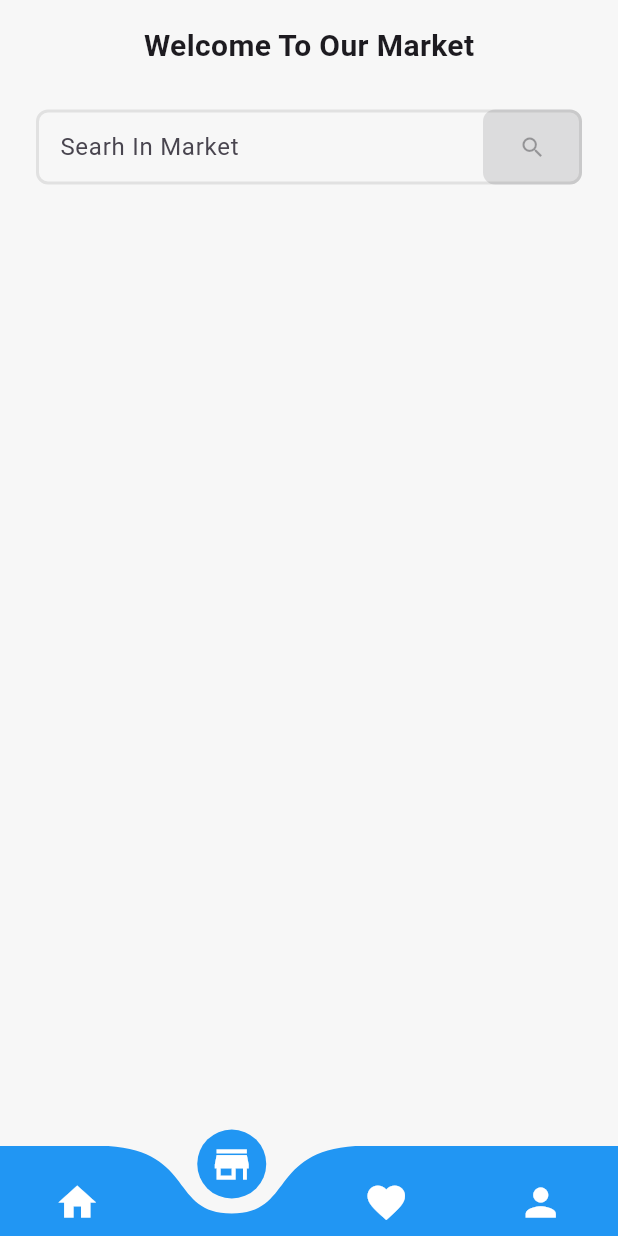
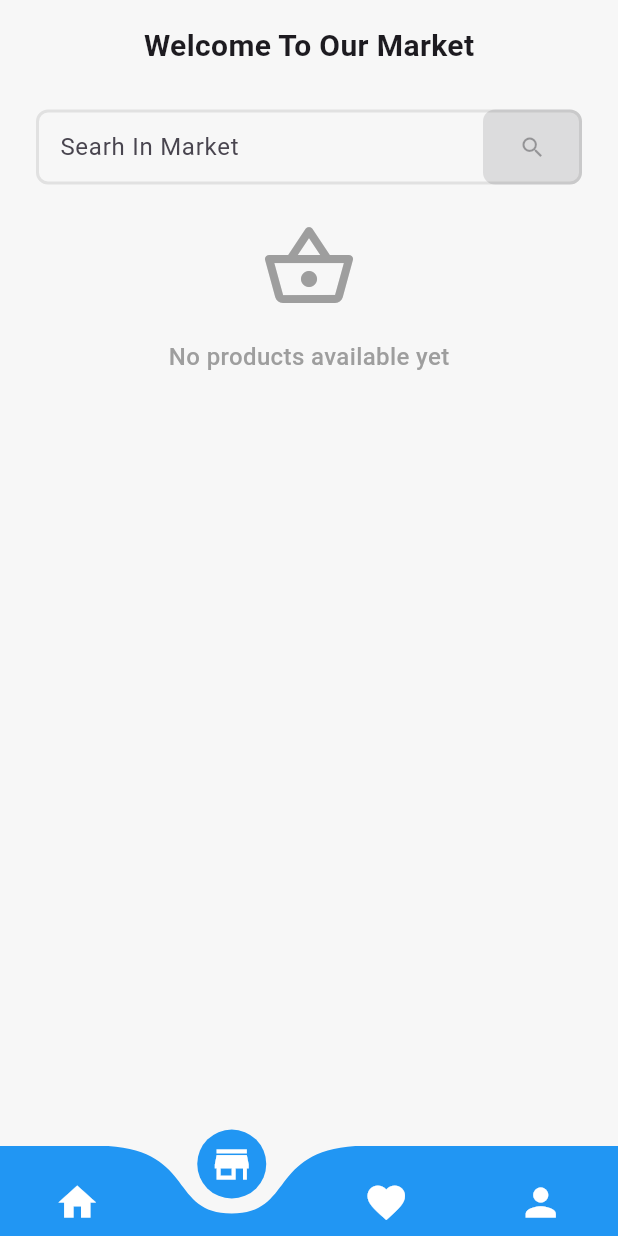
Before and after one commit to AhmedYounis-01/our_basket, a Flutter app: the MainHomeScreen screen opened directly, item 2 of the bottom bar chosen, on a phone screen of 412 x 824 dp. Run offline on Flutter 3.47's test engine with Material 3 defaults, Android fonts, the light colour scheme and no system bars; drawn by our look-alikes of curved_navigation_bar; our stand-ins replace bloc, cached_network_image, dio, equatable, flutter_bloc, flutter_rating_bar and 2 more; accounts and stored records are empty; network calls fail.

Commit message:
-- finish filtiration of category products

```diff
--- a/lib/core/components/product_list.dart
+++ b/lib/core/components/product_list.dart
@@ -6,29 +6,62 @@ import 'package:flutter/material.dart';
 import 'package:flutter_bloc/flutter_bloc.dart';
 
 class ProductsList extends StatelessWidget {
-  const ProductsList({super.key, this.shrinkWrap, this.physics, this.query});
-  final bool? shrinkWrap;
-  final ScrollPhysics? physics;
+  const ProductsList({super.key, this.query, this.category});
+
   final String? query;
+  final String? category;
+
   @override
   Widget build(BuildContext context) {
     return BlocProvider(
-      create: (context) => HomeCubit()..getproducts(qurey: query),
+      create: (context) =>
+          HomeCubit()..getproducts(qurey: query, category: category),
       child: BlocConsumer<HomeCubit, HomeState>(
         listener: (context, state) {},
         builder: (context, state) {
           List<ProductModel> products = query != null && query!.isNotEmpty
               ? context.read<HomeCubit>().searchResults
+              : category != null && category!.isNotEmpty
+              ? context.read<HomeCubit>().categoryProducts
               : context.read<HomeCubit>().products;
-          return state is HomeLoading
-              ? const Center(child: CustomCircularIndicator())
-              : ListView.builder(
-                  physics: const NeverScrollableScrollPhysics(),
-                  itemCount: products.length,
-                  shrinkWrap: true,
-                  itemBuilder: (context, index) =>
-                      ProductCard(product: products[index]),
-                );
+
+          if (state is HomeLoading) {
+            return const Center(child: CustomCircularIndicator());
+          }
+
+          if (products.isEmpty) {
+            return Center(
+              child: Column(
+                mainAxisAlignment: MainAxisAlignment.center,
+                children: [
+                  Icon(
+                    Icons.shopping_basket_outlined,
+                    size: 64,
+                    color: Colors.grey,
+                  ),
+                  const SizedBox(height: 16),
+                  Text(
+                    query != null && query!.isNotEmpty
+                        ? 'No products found for your search'
+                        : category != null && category!.isNotEmpty
+                        ? 'No products in this category yet'
+                        : 'No products available yet',
+                    style: const TextStyle(
+                      fontSize: 16,
+                      color: Colors.grey,
+                      fontWeight: FontWeight.w500,
+                    ),
+                  ),
+                ],
+              ),
+            );
+          }
+          //! >> use ListView.builder But Without (((shrinkWrap))) instead of column to improve performance
+          return Column(
+            children: products
+                .map((product) => ProductCard(product: product))
+                .toList(),
+          );
         },
       ),
     );
```
Also changed, not shown: lib/core/services/cubit/home_cubit.dart (+14 -1 lines), lib/features/home/ui/category_screen.dart (added, +20 -0 lines), lib/features/home/ui/widgets/categories_list.dart (+8 -0 lines), lib/features/profile/ui/my_orders.dart (+1 -8 lines).
